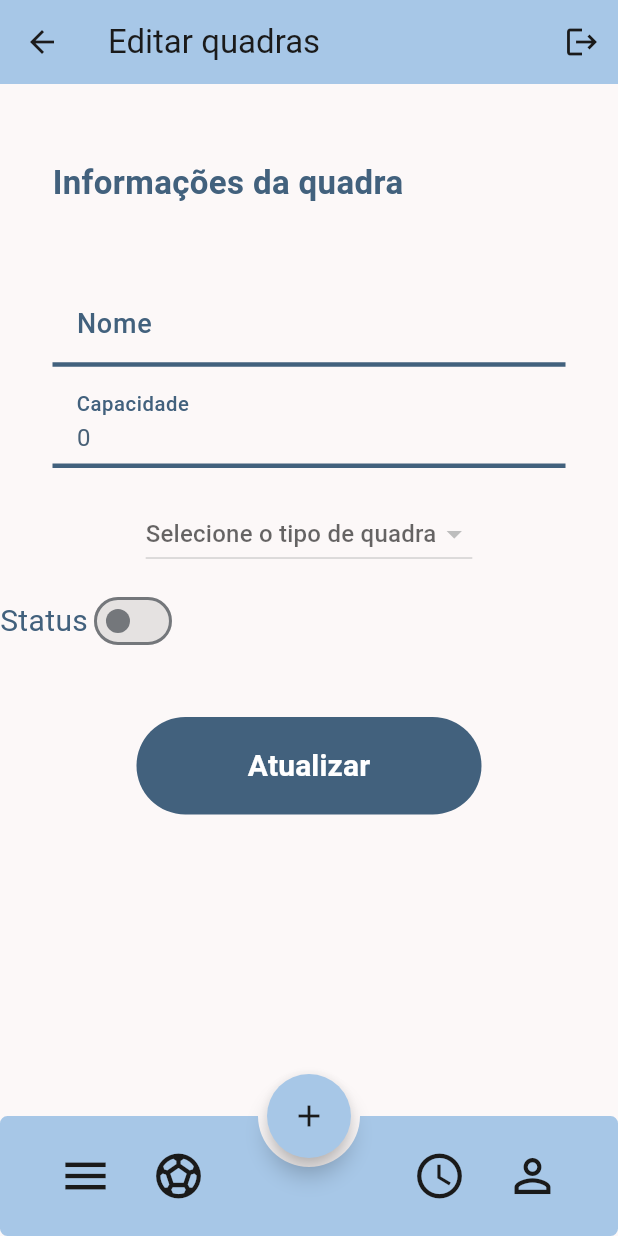
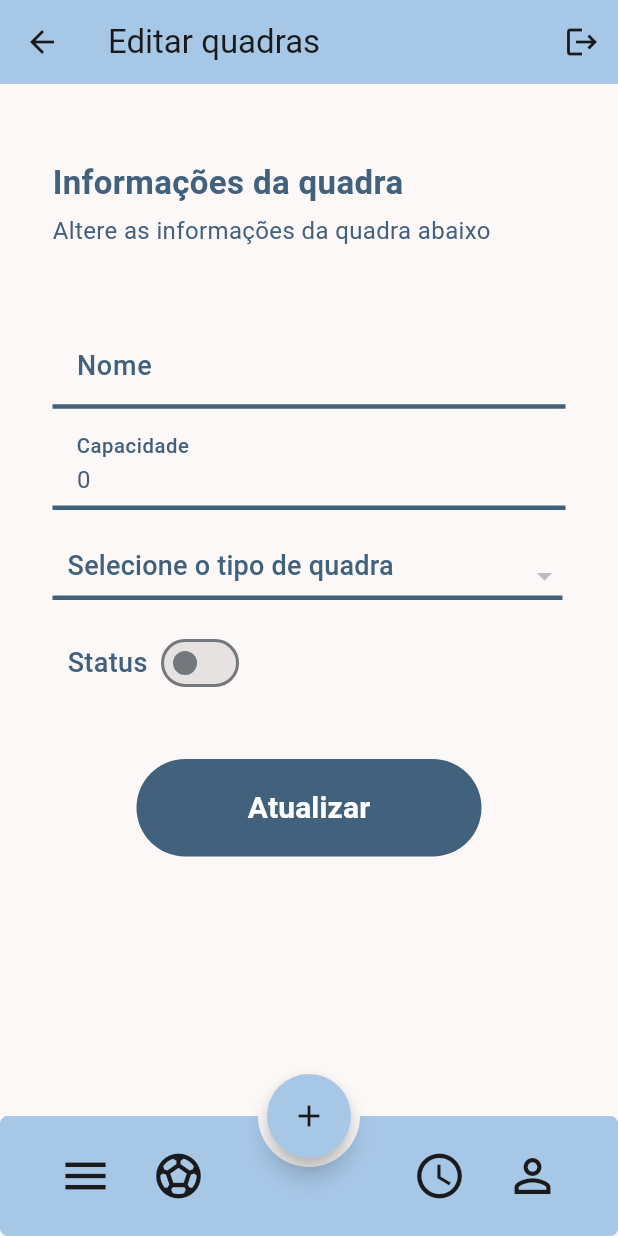
Before and after one commit to Danielsalesds/Sistema-de-Reservas-de-Quadra-Esportivas, a Flutter app: the EditarQuadras screen opened directly with empty values, on a phone screen of 412 x 824 dp. Run offline on Flutter 3.47's test engine with Material 3 defaults, Android fonts, the phone set to English and light mode, and no system bars; drawn by our look-alikes of overlay_support; our stand-ins replace awesome_dialog, cloud_firestore, firebase_auth, firebase_core, flutter_svg, google_fonts and 2 more; accounts and stored records are empty.

Commit message:
fix editar quadras

```diff
--- a/lib/ui/pages/EditarQuadras.dart
+++ b/lib/ui/pages/EditarQuadras.dart
@@ -90,18 +90,18 @@ class EditarQuadrasState extends State<EditarQuadras>{
                 ],
               ),
             ),
-            // Padding(padding: const EdgeInsets.only(top: 5, left: 35),
-            //   child:Row( mainAxisAlignment: MainAxisAlignment.start,
-            //     children: [
-            //       Flexible(child: Text("Gerencie o perfil e configurações do usuário abaixo.",
-            //         style: TextStyle(
-            //           fontSize: 16,
-            //           color: Theme.of(context).colorScheme.primary,
-            //         ),
-            //       ),)
-            //     ],
-            //   ),
-            // ),
+            Padding(padding: const EdgeInsets.only(top: 5, left: 35),
+              child:Row( mainAxisAlignment: MainAxisAlignment.start,
+                children: [
+                  Flexible(child: Text("Altere as informações da quadra abaixo",
+                    style: TextStyle(
+                      fontSize: 16,
+                      color: Theme.of(context).colorScheme.primary,
+                    ),
+                  ),)
+                ],
+              ),
+            ),
             const SizedBox(height: 50,),
             Row(
               children: [
@@ -115,34 +115,70 @@ class EditarQuadrasState extends State<EditarQuadras>{
               ],
             ),
             const SizedBox(height: 20,),
-            StreamBuilder<QuerySnapshot>(
+            Row(children: [
+              Padding(padding: const EdgeInsets.symmetric(horizontal:  35),
+                child:StreamBuilder<QuerySnapshot>(
                     stream: firestore.geAllTipoQuadra(),
                     builder:  (context, snapshot) {
                       if (!snapshot.hasData) {
                         return const Center(child: CircularProgressIndicator(),);
                       }
                       var tipos = snapshot.data!.docs;
-                  return DropdownButton<String>(
-                    value: tipoQuadraId,hint: Text('Selecione o tipo de quadra'),items: tipos.map((DocumentSnapshot doc) {
+                      return SizedBox(width: 340,
+                          child: DropdownButton<String>(
+                            value: tipoQuadraId,
+                            hint: Padding(padding:const EdgeInsets.only(left:10,bottom: 15),
+                              child: Text('Selecione o tipo de quadra',
+                                  style: TextStyle(
+                                      color: Theme.of(context).colorScheme.primary,
+                                      fontSize: 18,
+                                      fontWeight: FontWeight.w500
+                                  )
+                              ),
+                            ),
+                            items: tipos.map((DocumentSnapshot doc) {
                               String nome = doc['nome'];
                               String id = doc['id'];
                               return DropdownMenuItem<String>(
-                      value: id,child: Text(nome),);}).toList(),
+                                  value: id,
+                                  child: Padding(padding: const EdgeInsets.only(left:10,bottom: 15),
+                                    child: Text(nome,
+                                      style: TextStyle(
+                                        fontSize: 16.0,
+                                        fontWeight: FontWeight.normal,
+                                        color: Theme.of(context).colorScheme.secondary,
+                                      ),
+                                    ),)
+                              );}).toList(),
                             onChanged: (String? novoTipo) {
                               setState(() {
                                 tipoQuadraId = novoTipo;
                               });
-                    },);
+                            },
+                            isExpanded: true,
+                            underline: Container(
+                              height: 3,
+                              color: Theme.of(context).colorScheme.primary,
+                            ),
+
+                          )
+                      );
                     }),
+              ),
+            ],),
             const SizedBox(height: 10,),
             Row(
                 children: [
-                Text('Status',
+                  Padding(padding: const EdgeInsets.only(left: 45,),
+                    child: Text('Status',
                       style: TextStyle(
                           color: Theme.of(context).colorScheme.primary,
-                    fontSize: 20,
+                          fontSize: 18,
+                          fontWeight: FontWeight.w500
                       ),
                     ),
+                  ),
+                  const SizedBox(width: 5,),
                   Switch(
                     value: status,
                     onChanged: (bool value) {
@@ -150,8 +186,8 @@ class EditarQuadrasState extends State<EditarQuadras>{
                         status = value;
                       });
                       },
-                )
-              ],
+                  ),
+                ]
             ),
             const SizedBox(height: 30,),
             CustomButton(height: 85, width: 250, text: "Atualizar", onclick: edit),
--- a/lib/ui/pages/GerenciarQuadra.dart
+++ b/lib/ui/pages/GerenciarQuadra.dart
@@ -220,7 +220,9 @@ class CadastrarQuadraState extends State<CadastrarQuadra>{
                       },
                       btnCancelText: "Cancelar",
                       btnCancelColor: colors.cancelBtnColor,
-                      btnCancelOnPress:(){},
+                      btnCancelOnPress:(){
+                        tipoQuadraTextController.clear();
+                      },
                       titleTextStyle: TextStyle(
                           color: Theme.of(context).colorScheme.primary,
                           fontWeight: FontWeight.bold,
--- a/lib/ui/pages/ListarMembros.dart
+++ b/lib/ui/pages/ListarMembros.dart
@@ -87,7 +87,7 @@ class _ListarMembroState extends State<ListarMembro> {
                                   animType: AnimType.scale,
                                   title: "Alerta!",
                                   desc:"Tem certeza que deseja desativar este usuário?",
-                                  btnOkText: "SIM",
+                                  btnOkText: "Sim",
                                   btnOkColor:colors.okBtnColor,
                                   btnOkOnPress: () async {
                                     await firestore.atualizarMembro(doc.id, {
@@ -101,7 +101,7 @@ class _ListarMembroState extends State<ListarMembro> {
                                     );
                                   },
                                   btnCancelColor: colors.cancelBtnColor,
-                                  btnCancelText: "NÃO",
+                                  btnCancelText: "Não",
                                   btnCancelOnPress: (){
                                   },
                                   titleTextStyle: TextStyle(
@@ -113,6 +113,7 @@ class _ListarMembroState extends State<ListarMembro> {
                                     fontSize: 16,
                                     color: Theme.of(context).colorScheme.tertiary,
                                   ),
+                                  buttonsTextStyle: TextStyle(color: colors.backgroundColor),
                                 ).show();
                               },
                             ),
--- a/lib/ui/pages/ListarQuadras.dart
+++ b/lib/ui/pages/ListarQuadras.dart
@@ -114,7 +114,7 @@ class ListarQuadrasState extends State<ListarQuadras>{
                               },
                             ),
                             IconButton(
-                              icon: Icon(status?Icons.block:Icons.check_circle, color: colors.iconColor),
+                              icon: Icon(status?Icons.block:Icons.check, color: colors.iconColor),
                               onPressed: () async {
                                 String desc = status? 'Tem certeza que deseja desativar essa quadra?' : 'Tem certeza que deseja ativar essa quadra?';
                                 AwesomeDialog(
@@ -148,6 +148,7 @@ class ListarQuadrasState extends State<ListarQuadras>{
                                     fontSize: 16,
                                     color: Theme.of(context).colorScheme.tertiary,
                                   ),
+                                  buttonsTextStyle: TextStyle(color: colors.backgroundColor),
                                 ).show();
                               },
                             ),
```
Lines whose indentation alone changed are shown as unchanged.
